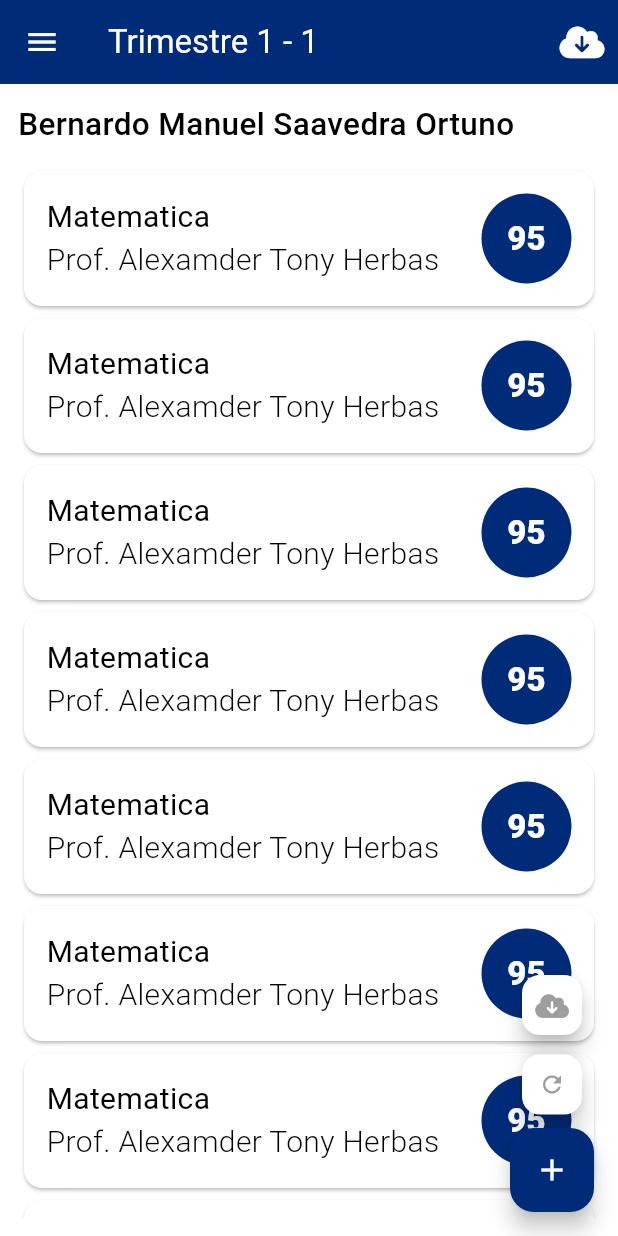
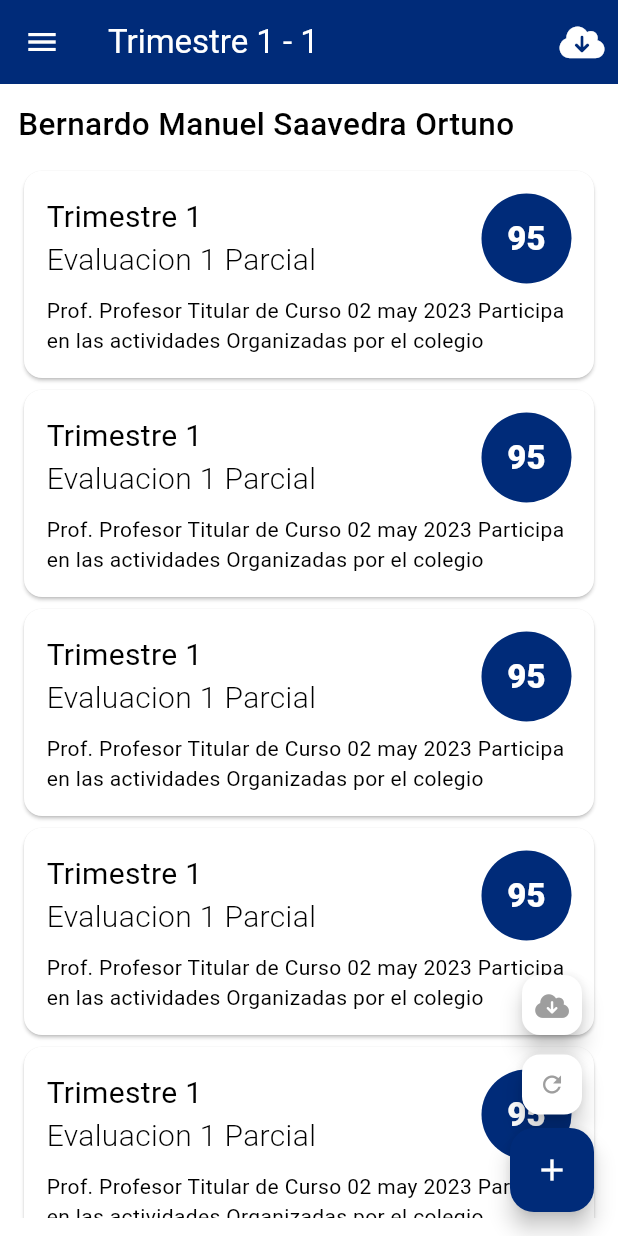
Before and after one commit to IOAN-I/school-parents, a Flutter app: the screen it shows after launch, on a phone screen of 412 x 824 dp. Run offline on Flutter 3.47's test engine with Material 2 defaults, Android fonts, the phone set to English and light mode, and no system bars; our stand-ins replace font_awesome_flutter.

Commit message:
Design behavior screen. (#3)
Co-authored-by: jimibilibob <isra.neri2@gmail.com>

```diff
--- /dev/null
+++ b/lib/presentation/screens/behaviors/behaviors_screen.dart
@@ -0,0 +1,92 @@
+import 'package:flutter/material.dart';
+
+class BehaviorsScreen extends StatelessWidget {
+  const BehaviorsScreen({super.key});
+
+  @override
+  Widget build(BuildContext context) {
+    return Padding(
+      padding: const EdgeInsets.all(12.0),
+      child: Column(
+        crossAxisAlignment: CrossAxisAlignment.start,
+        children: [
+          const Text(
+            'Bernardo Manuel Saavedra Ortuno',
+            style: TextStyle(
+              fontSize: 21,
+              fontWeight: FontWeight.w500
+            ),
+          ),
+          const SizedBox(height: 12,),
+          Expanded(
+            child: ListView.builder(
+              itemCount: 10,
+              itemBuilder: (context, index) {
+                return const _BehaviorCard();
+              },
+              ),
+          )
+        ],
+      ),
+    );
+  }
+}
+
+class _BehaviorCard extends StatelessWidget {
+  const _BehaviorCard({
+    super.key,
+  });
+
+  @override
+  Widget build(BuildContext context) {
+    return const Card(
+      child: Padding(
+        padding: EdgeInsets.all(15.0),
+        child: Column(
+          mainAxisAlignment: MainAxisAlignment.start,
+          children: [
+            Row(
+              children: [
+                Expanded(
+                  child: Column(
+                    crossAxisAlignment: CrossAxisAlignment.start,
+                    children: [
+                      Text(
+                        'Trimestre 1',
+                        style: TextStyle(
+                          fontSize: 20,
+                          fontWeight: FontWeight.w400
+                          ),
+                      ),
+                      Text(
+                        'Evaluacion 1 Parcial',
+                        style: TextStyle(
+                          fontSize: 20,
+                          fontWeight: FontWeight.w300
+                        ),
+                      ),
+                    ],
+                  ),
+                ),
+                CircleAvatar(
+                  radius: 30,
+                  child: Text(
+                    '95',
+                    style: TextStyle(
+                      fontSize: 22,
+                      fontWeight: FontWeight.w900
+                    ),
+                  ),
+                )
+              ],
+            ),
+            SizedBox(height: 8,),
+            Text(
+              'Prof. Profesor Titular de Curso 02 may 2023 Participa en las actividades Organizadas por el colegio',
+            )
+          ],
+        ),
+      ),
+    );
+  }
+}
--- a/lib/presentation/screens/student-home/student_home_screen.dart
+++ b/lib/presentation/screens/student-home/student_home_screen.dart
@@ -1,5 +1,6 @@
 import 'package:flutter/material.dart';
 import 'package:font_awesome_flutter/font_awesome_flutter.dart';
+import 'package:schoo_parents/presentation/screens/behaviors/behaviors_screen.dart';
 import 'package:schoo_parents/presentation/screens/subects/subjects_screen.dart';
 import 'package:schoo_parents/presentation/widgets/shared/nav_drawer.dart';
 
@@ -20,7 +21,8 @@ class StudentHomeScreen extends StatelessWidget {
         ],
       ),
       drawer: const NavDrawer(),
-      body: const SubjectsScreen(),
+      // body: const SubjectsScreen(),
+      body: const BehaviorsScreen(),
       floatingActionButton: Column(
         mainAxisAlignment: MainAxisAlignment.end,
         children: [
```
